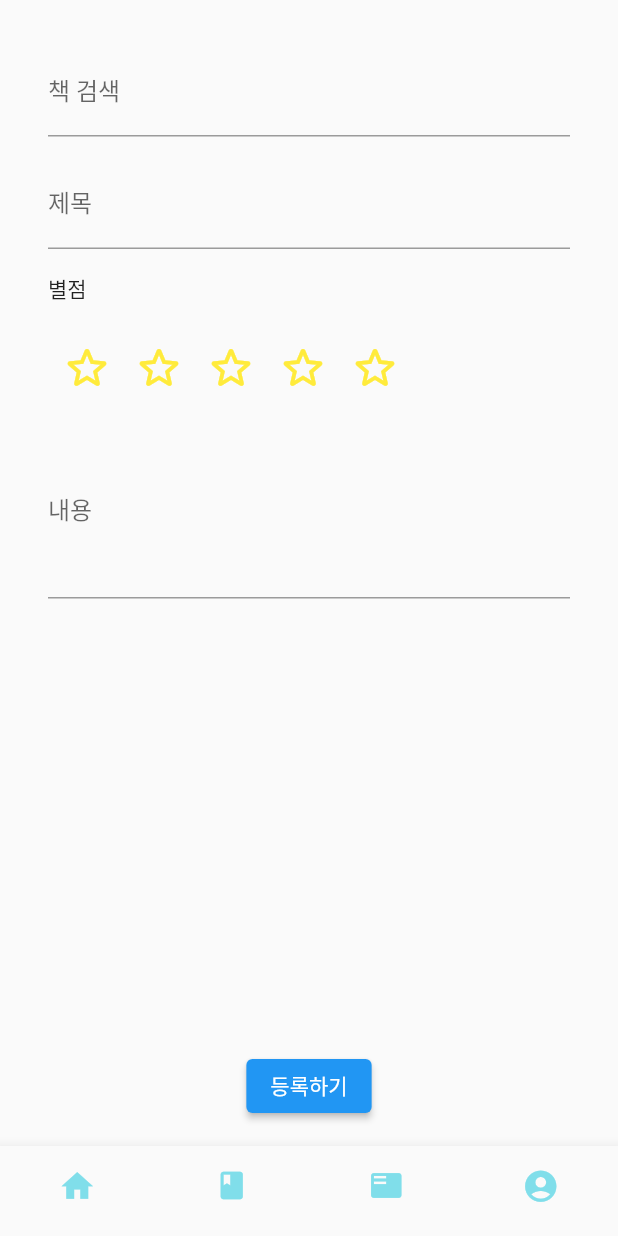
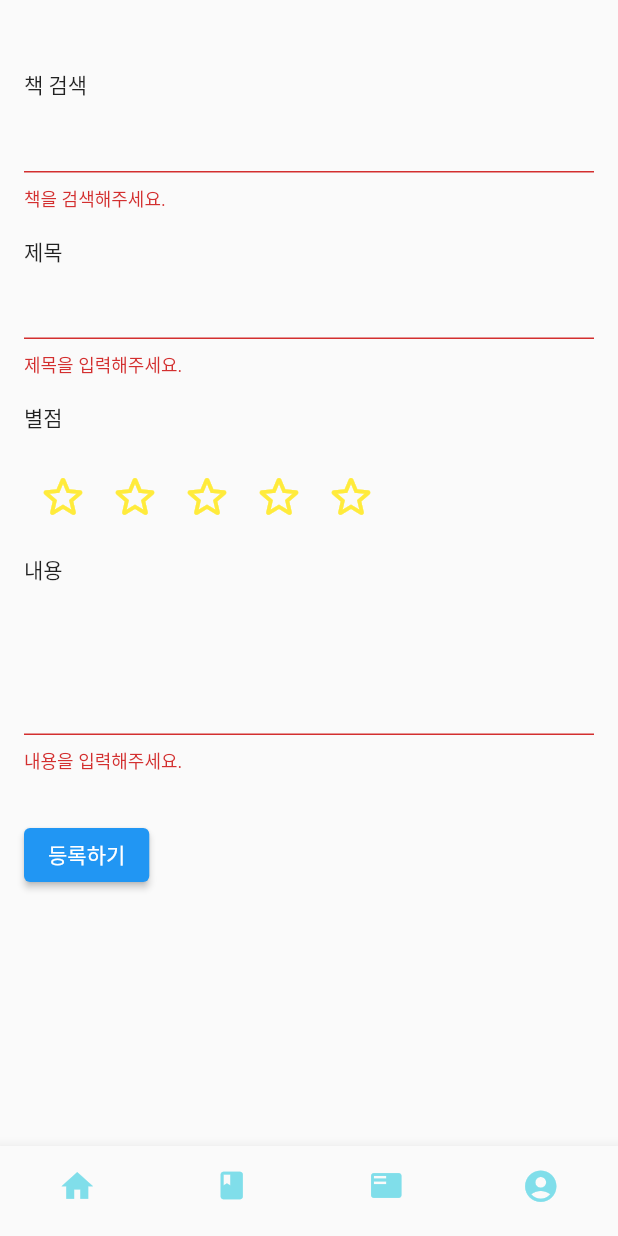
Before and after one commit to jellymando/close-up, a Flutter app: the MainLayout screen opened directly, item 3 of the bottom bar chosen, after a tap on the "add" icon, after a tap on "등록하기", on a phone screen of 412 x 824 dp. Run offline on Flutter 3.47's test engine with Material 2 defaults, Android fonts, the phone set to English and light mode, and no system bars; our stand-ins replace cloud_firestore, firebase_core, google_sign_in; accounts and stored records are empty.

Commit message:
리뷰 작성 페이지 추가

```diff
--- a/lib/layout/write.dart
+++ b/lib/layout/write.dart
@@ -3,28 +3,36 @@ import 'package:flutter/material.dart';
 import 'package:close_up/layout/main.dart';
 
 class WriteLayout extends StatelessWidget {
-  final Widget child;
+  final List<Widget> children;
   final void Function() onSubmit;
-  const WriteLayout({Key? key, required this.child, required this.onSubmit})
+  const WriteLayout({Key? key, required this.children, required this.onSubmit})
       : super(key: key);
 
   @override
   Widget build(BuildContext context) {
+    final GlobalKey<FormState> _formKey = GlobalKey<FormState>();
+
     return MainLayout(
-      child: Column(
-        children: [
-          Expanded(
-            child: Padding(
-              padding: EdgeInsets.all(16.0),
-              child: child,
-            ),
-          ),
-          ElevatedButton(
-            onPressed: onSubmit,
-            child: Text('등록하기'),
-          ),
-        ],
+        child: Form(
+      key: _formKey,
+      child: Padding(
+        padding: EdgeInsets.only(top: 30.0),
+        child: Column(
+          crossAxisAlignment: CrossAxisAlignment.start,
+          children: [
+            ...children,
+            SizedBox(height: 30.0),
+            ElevatedButton(
+              onPressed: () {
+                if (_formKey.currentState!.validate()) {
+                  onSubmit();
+                }
+              },
+              child: Text('등록하기'),
+            )
+          ],
+        ),
       ),
-    );
+    ));
   }
 }
--- a/lib/pages/review_write.dart
+++ b/lib/pages/review_write.dart
@@ -1,7 +1,9 @@
 import 'package:flutter/material.dart';
+import 'package:cloud_firestore/cloud_firestore.dart';
 
 import 'package:close_up/layout/write.dart';
 import 'package:close_up/widgets/rating.dart';
+import 'package:close_up/pages/reviews.dart';
 
 class ReviewWritePage extends StatefulWidget {
   const ReviewWritePage({Key? key}) : super(key: key);
@@ -11,10 +13,10 @@ class ReviewWritePage extends StatefulWidget {
 }
 
 class _ReviewWritePageState extends State<ReviewWritePage> {
-  String _bookSearch = '';
-  String _title = '';
+  String? _bookSearch;
+  String? _title;
   double _rating = 0.0;
-  String _content = '';
+  String? _content;
 
   void _updateRating(double value) {
     setState(() {
@@ -22,50 +24,54 @@ class _ReviewWritePageState extends State<ReviewWritePage> {
     });
   }
 
-  void _submitForm() {
-    // 폼 유효성 검사 통과 시 수행할 동작
-    // 게시글을 제출하거나 다른 작업을 수행할 수 있습니다.
-    // _bookSearch, _title, _rating, _content 값을 활용하세요.
+  Future<void> _submitForm() async {
     print('Book Search: $_bookSearch');
     print('Title: $_title');
     print('Rating: $_rating');
     print('Content: $_content');
+
+    Map<String, dynamic> reviewData = {
+      'title': _title,
+      'content': _content,
+      'rating': _rating
+    };
+    try {
+      await FirebaseFirestore.instance.collection("reviews").add(reviewData);
+      Navigator.pushReplacement(
+          context, MaterialPageRoute(builder: (context) => ReviewPage()));
+    } catch (error) {
+      print(error);
+    }
   }
 
   @override
   Widget build(BuildContext context) {
-    final GlobalKey<FormState> _formKey = GlobalKey<FormState>();
-
     return WriteLayout(
       onSubmit: _submitForm,
-        child: Form(
-          key: _formKey,
-          child: Column(
-            crossAxisAlignment: CrossAxisAlignment.start,
       children: [
+        Text('책 검색'),
         TextFormField(
-                decoration: InputDecoration(
-                  labelText: '책 검색',
-                ),
-                onChanged: (value) {
-                  setState(() {
+          validator: (String? value) {
+            if (value == null || value.isEmpty) {
+              return '책을 검색해주세요.';
+            }
+            return null;
+          },
+          onChanged: (String? value) {
             _bookSearch = value;
-                  });
           },
         ),
         SizedBox(height: 16.0),
+        Text('제목'),
         TextFormField(
-                decoration: InputDecoration(
-                  labelText: '제목',
-                ),
-                validator: (value) {
-                  if (value!.isEmpty) {
+          validator: (String? value) {
+            if (value == null || value.isEmpty) {
               return '제목을 입력해주세요.';
             }
             return null;
           },
-                onSaved: (value) {
-                  _title = value!;
+          onChanged: (String? value) {
+            _title = value;
           },
         ),
         SizedBox(height: 16.0),
@@ -76,23 +82,20 @@ class _ReviewWritePageState extends State<ReviewWritePage> {
           updateRating: _updateRating,
         ),
         SizedBox(height: 16.0),
+        Text('내용'),
         TextFormField(
-                decoration: InputDecoration(
-                  labelText: '내용',
-                ),
           maxLines: 4,
-                validator: (value) {
-                  if (value!.isEmpty) {
+          validator: (String? value) {
+            if (value == null || value.isEmpty) {
               return '내용을 입력해주세요.';
             }
             return null;
           },
-                onSaved: (value) {
-                  _content = value!;
+          onChanged: (String? value) {
+            _content = value;
           },
         ),
       ],
-          ),
-        ));
+    );
   }
 }
```
Also changed, not shown: lib/pages/home.dart (+6 -2 lines). Lines whose indentation alone changed are shown as unchanged.
